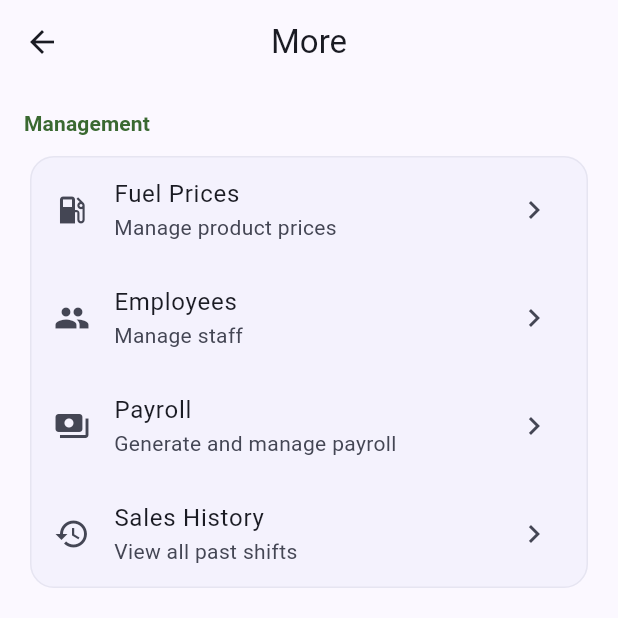
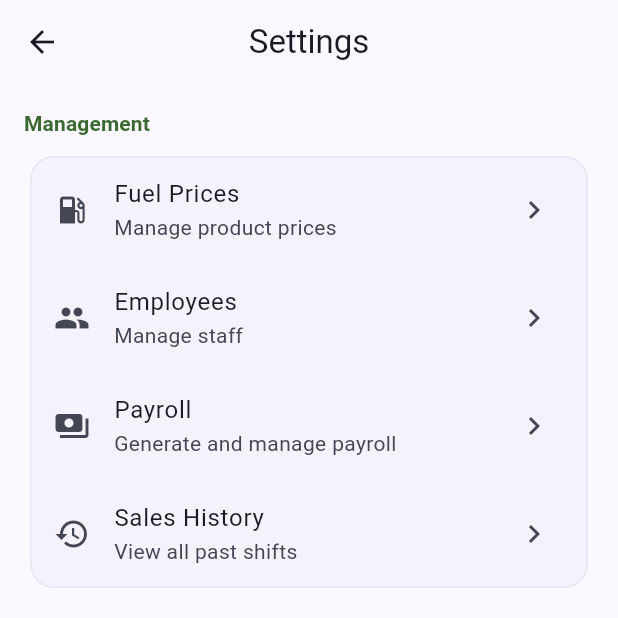
Before and after one commit to Muneeb1195/warraich_petroleum_inv_mang, a Flutter app: the SettingsScreen screen opened directly, on a phone screen of 412 x 824 dp, the top half of it. Run offline on Flutter 3.47's test engine with Material 3 defaults, Android fonts, the phone set to English and light mode, and no system bars; drawn by our look-alikes of dynamic_color; our stand-ins replace drift, fl_chart, flutter_riverpod, flutter_secure_storage, package_info_plus, pdf and 1 more; missing offline and left inert: google_sign_in_all_platforms, window_manager; accounts and stored records are empty; generated files the repository leaves out were written again.

Commit message:
fix: audit regressions and UX issues
- Fix string interpolation in payroll failure message
- Fix NaN progress bar when stock values are zero
- Always show 'Settings' title (not 'More') on mobile
- Replace Spacer with SizedBox in 3 form screens to prevent overflow on small phones

```diff
--- a/lib/screens/dashboard/dashboard_screen.dart
+++ b/lib/screens/dashboard/dashboard_screen.dart
@@ -473,7 +473,7 @@ class DashboardScreen extends ConsumerWidget {
                   children: fuelItems.map((item) {
                     final isLow = item.inventoryEntry.currentStock <= item.inventoryEntry.minStock && item.inventoryEntry.minStock > 0;
                     final maxStock = item.inventoryEntry.minStock > 0 ? item.inventoryEntry.minStock * 3 : item.inventoryEntry.currentStock * 1.5;
-                    final progress = (item.inventoryEntry.currentStock / maxStock).clamp(0.0, 1.0);
+                    final progress = maxStock > 0 ? (item.inventoryEntry.currentStock / maxStock).clamp(0.0, 1.0) : 0.0;
                     return Padding(
                       padding: const EdgeInsets.only(bottom: 12),
                       child: Column(
--- a/lib/screens/expenses/add_expense_screen.dart
+++ b/lib/screens/expenses/add_expense_screen.dart
@@ -118,7 +118,7 @@ class _AddExpenseScreenState extends ConsumerState<AddExpenseScreen> {
               if (date != null) setState(() => _selectedDate = date);
             },
           ),
-          const Spacer(),
+          const SizedBox(height: 16),
           FilledButton(
             onPressed: expenseState.isLoading
                 ? null
--- a/lib/screens/inventory/add_stock_screen.dart
+++ b/lib/screens/inventory/add_stock_screen.dart
@@ -86,7 +86,7 @@ class _AddStockScreenState extends ConsumerState<AddStockScreen> {
           ],
           const SizedBox(height: 16),
           TextField(controller: _notesController, decoration: const InputDecoration(labelText: 'Notes (optional)')),
-          const Spacer(),
+          const SizedBox(height: 16),
           FilledButton(
             onPressed: _selectedProductId == null || productState.isLoading
                 ? null
--- a/lib/screens/payroll/payroll_screen.dart
+++ b/lib/screens/payroll/payroll_screen.dart
@@ -119,7 +119,7 @@ class PayrollScreen extends ConsumerWidget {
                 }
                 ref.invalidate(currentMonthPayrollProvider);
                 if (context.mounted) {
-                  final msg = failed > 0 ? 'Generated $success/$empList.length payrolls ($failed failed)' : 'Payroll generated for $success employees';
+                  final msg = failed > 0 ? 'Generated $success/${empList.length} payrolls ($failed failed)' : 'Payroll generated for $success employees';
                   ScaffoldMessenger.of(context).showSnackBar(SnackBar(content: Text(msg)));
                 }
               },
--- a/lib/screens/settings/settings_screen.dart
+++ b/lib/screens/settings/settings_screen.dart
@@ -64,7 +64,7 @@ class SettingsScreen extends ConsumerWidget {
     final colorScheme = Theme.of(context).colorScheme;
 
     return Scaffold(
-      appBar: AppBar(title: Text(_isDesktop ? 'Settings' : 'More')),
+      appBar: AppBar(title: const Text('Settings')),
       body: _isDesktop
           ? _buildDesktopLayout(context, ref, colorScheme)
           : _buildMobileLayout(context, ref, colorScheme),
--- a/lib/screens/shifts/new_shift_screen.dart
+++ b/lib/screens/shifts/new_shift_screen.dart
@@ -79,7 +79,7 @@ class _NewShiftScreenState extends ConsumerState<NewShiftScreen> {
               ),
             ),
           ),
-          const Spacer(),
+          const SizedBox(height: 16),
           FilledButton(
             onPressed: shiftState.isLoading
                 ? null
```
